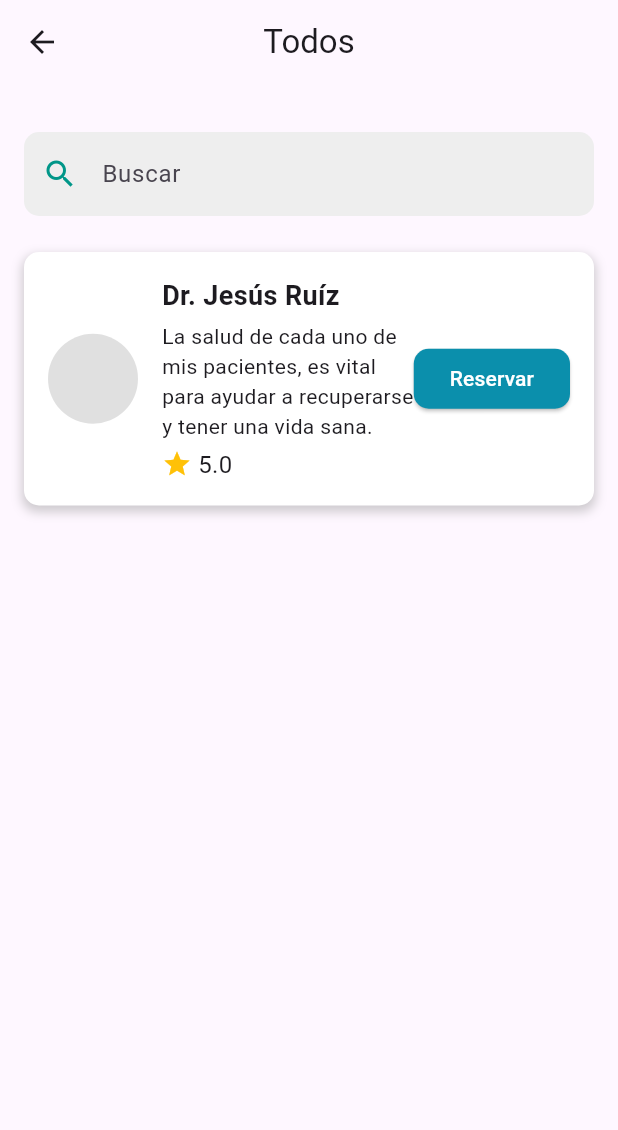
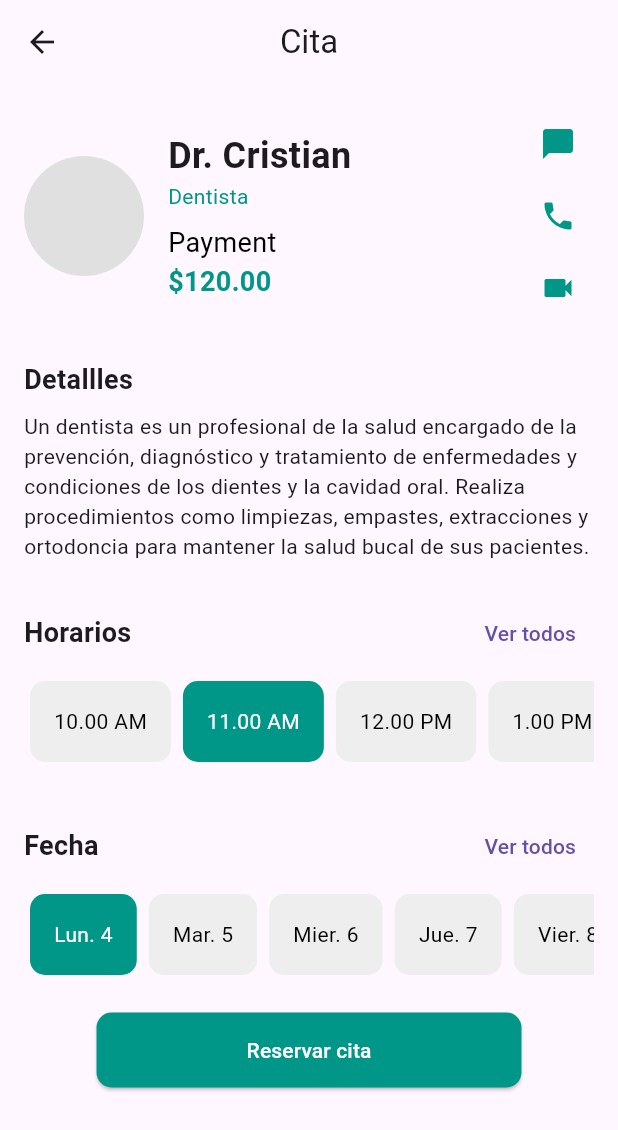
Before and after one commit to Darioantonio20/CITAEXPRESS, a Flutter app: the AllItemsScreen screen opened by its route, after a tap on "Reservar", on a phone screen of 412 x 824 dp. Shown: the top 1130 px of the screen. Run offline on Flutter 3.47's test engine with Material 3 defaults, Android fonts, the phone set to English and light mode, and no system bars; network calls fail.

Commit message:
[ADD] view appointment_details

```diff
--- a/lib/main.dart
+++ b/lib/main.dart
@@ -4,7 +4,8 @@ import 'package:flutter_application_1/src/screens/login.dart';
 import 'package:flutter_application_1/src/screens/register.dart';
 import 'package:flutter_application_1/src/screens/register_service_provider.dart';
 import 'package:flutter_application_1/src/screens/home.dart';
-import 'package:flutter_application_1/src/screens/all_items.dart'; // Importa la nueva pantalla
+import 'package:flutter_application_1/src/screens/appointment_details.dart';
+import 'package:flutter_application_1/src/screens/all_items.dart';
 
 void main() {
   runApp(const MyApp());
@@ -24,7 +25,8 @@ class MyApp extends StatelessWidget {
         '/register': (context) => const RegisterScreen(),
         '/registerServiceProvider': (context) => const RegisterServiceProvider(),
         '/home': (context) => const HomeScreen(),
-        '/allItems': (context) => const AllItemsScreen(), // Define la ruta
+        '/appointment_details': (context) => const AppointmentDetailsScreen(),
+        '/all_items': (context) => const AllItemsScreen(),
       },
     );
   }
--- a/lib/src/screens/all_items.dart
+++ b/lib/src/screens/all_items.dart
@@ -36,6 +36,7 @@ class AllItemsScreen extends StatelessWidget {
                     'Dr. Jesús Ruíz',
                     'La salud de cada uno de mis pacientes, es vital para ayudar a recuperarse y tener una vida sana.',
                     5.0,
+                    context, // Pasa el contexto aquí
                   ),
                   // Puedes agregar más _buildDoctorCard aquí conforme lo necesites
                 ],
@@ -47,7 +48,7 @@ class AllItemsScreen extends StatelessWidget {
     );
   }
 
-  Widget _buildDoctorCard(String name, String description, double rating) {
+  Widget _buildDoctorCard(String name, String description, double rating, BuildContext context) {
     return Container(
       margin: const EdgeInsets.symmetric(vertical: 8.0),
       padding: const EdgeInsets.all(16.0),
@@ -90,14 +91,14 @@ class AllItemsScreen extends StatelessWidget {
           ),
           ElevatedButton(
             onPressed: () {
-              // Acción para el botón Reservar
+              Navigator.pushNamed(context, '/appointment_details');
             },
             child: const Text(
               'Reservar',
               style: TextStyle(color: Colors.white),
-              ),
+            ),
             style: ElevatedButton.styleFrom(
-              backgroundColor: const Color(0xFF0B8FAC),
+              backgroundColor: Color(0xFF0B8FAC),
               shape: RoundedRectangleBorder(
                 borderRadius: BorderRadius.circular(10),
               ),
--- /dev/null
+++ b/lib/src/screens/appointment_details.dart
@@ -0,0 +1,217 @@
+import 'package:flutter/material.dart';
+
+class AppointmentDetailsScreen extends StatefulWidget {
+  const AppointmentDetailsScreen({Key? key}) : super(key: key);
+
+  @override
+  _AppointmentDetailsScreenState createState() => _AppointmentDetailsScreenState();
+}
+
+class _AppointmentDetailsScreenState extends State<AppointmentDetailsScreen> {
+  String selectedTime = '11.00 AM'; // Valor predeterminado seleccionado
+
+  void _selectTime(String time) {
+    setState(() {
+      selectedTime = time;
+    });
+  }
+
+  String selectedDate = 'Lun. 4'; // Valor predeterminado seleccionado
+
+  void _selectDate(String date) {
+    setState(() {
+      selectedDate = date;
+    });
+  }
+
+  @override
+  Widget build(BuildContext context) {
+    return Scaffold(
+      appBar: AppBar(
+        title: const Text('Cita'),
+        centerTitle: true,
+      ),
+      body: Padding(
+        padding: const EdgeInsets.all(16.0),
+        child: Column(
+          crossAxisAlignment: CrossAxisAlignment.start,
+          children: [
+            Row(
+              children: [
+                CircleAvatar(
+                  radius: 40,
+                  backgroundColor: Colors.grey[300], // Placeholder sin imagen
+                ),
+                const SizedBox(width: 16),
+                Column(
+                  crossAxisAlignment: CrossAxisAlignment.start,
+                  children: [
+                    Text(
+                      'Dr. Cristian',
+                      style: TextStyle(fontSize: 24, fontWeight: FontWeight.bold),
+                    ),
+                    Text(
+                      'Dentista',
+                      style: TextStyle(color: Colors.teal),
+                    ),
+                    const SizedBox(height: 8),
+                    Text(
+                      'Payment',
+                      style: TextStyle(fontSize: 18, color: Colors.black),
+                    ),
+                    Text(
+                      '\$120.00',
+                      style: TextStyle(fontSize: 18, fontWeight: FontWeight.bold, color: Colors.teal),
+                    ),
+                  ],
+                ),
+                Spacer(),
+                Column(
+                  children: [
+                    IconButton(
+                      icon: Icon(Icons.chat_bubble, color: Colors.teal),
+                      onPressed: () {},
+                    ),
+                    IconButton(
+                      icon: Icon(Icons.phone, color: Colors.teal),
+                      onPressed: () {},
+                    ),
+                    IconButton(
+                      icon: Icon(Icons.videocam, color: Colors.teal),
+                      onPressed: () {},
+                    ),
+                  ],
+                ),
+              ],
+            ),
+            const SizedBox(height: 24),
+            Text(
+              'Detallles',
+              style: TextStyle(fontSize: 18, fontWeight: FontWeight.bold),
+            ),
+            const SizedBox(height: 8),
+            Text(
+              'Un dentista es un profesional de la salud encargado de la prevención, diagnóstico y tratamiento de enfermedades y condiciones de los dientes y la cavidad oral. Realiza procedimientos como limpiezas, empastes, extracciones y ortodoncia para mantener la salud bucal de sus pacientes. ',
+            ),
+            const SizedBox(height: 24),
+            Row(
+              mainAxisAlignment: MainAxisAlignment.spaceBetween,
+              children: [
+                Text(
+                  'Horarios',
+                  style: TextStyle(fontSize: 18, fontWeight: FontWeight.bold),
+                ),
+                TextButton(
+                  onPressed: () {},
+                  child: Text('Ver todos'),
+                ),
+              ],
+            ),
+            Container(
+              height: 70,
+              child: ListView(
+                scrollDirection: Axis.horizontal,
+                children: [
+                  _buildTimeSlot('10.00 AM'),
+                  _buildTimeSlot('11.00 AM'),
+                  _buildTimeSlot('12.00 PM'),
+                  _buildTimeSlot('1.00 PM'),
+                  _buildTimeSlot('2.00 PM'),
+                ],
+              ),
+            ),
+            const SizedBox(height: 24),
+            Row(
+              mainAxisAlignment: MainAxisAlignment.spaceBetween,
+              children: [
+                Text(
+                  'Fecha',
+                  style: TextStyle(fontSize: 18, fontWeight: FontWeight.bold),
+                ),
+                TextButton(
+                  onPressed: () {},
+                  child: Text('Ver todos'),
+                ),
+              ],
+            ),
+            Container(
+              height: 70,
+              child: ListView(
+                scrollDirection: Axis.horizontal,
+                children: [
+                  _buildDateSlot('Lun. 4'),
+                  _buildDateSlot('Mar. 5'),
+                  _buildDateSlot('Mier. 6'),
+                  _buildDateSlot('Jue. 7'),
+                  _buildDateSlot('Vier. 8'),
+                  _buildDateSlot('Sab. 9'),
+                ],
+              ),
+            ),
+            SizedBox(height: 17),
+            Center(
+              child: ElevatedButton(
+                onPressed: () {
+                  // Acción para el botón Reservar cita
+                },
+                child: const Text(
+                  'Reservar cita',
+                  style: TextStyle(color: Colors.white),
+                ),
+                style: ElevatedButton.styleFrom(
+                  backgroundColor: Colors.teal,
+                  padding: EdgeInsets.symmetric(horizontal: 100, vertical: 15),
+                  shape: RoundedRectangleBorder(
+                    borderRadius: BorderRadius.circular(10),
+                  ),
+                ),
+              ),
+            ),
+          ],
+        ),
+      ),
+    );
+  }
+
+  Widget _buildTimeSlot(String time) {
+    bool isSelected = time == selectedTime;
+    return GestureDetector(
+      onTap: () => _selectTime(time),
+      child: Container(
+        margin: EdgeInsets.symmetric(horizontal: 4.0, vertical: 8.0),
+        padding: EdgeInsets.symmetric(vertical: 12.0, horizontal: 16.0),
+        decoration: BoxDecoration(
+          color: isSelected ? Colors.teal : Colors.grey[200],
+          borderRadius: BorderRadius.circular(10),
+        ),
+        child: Center(
+          child: Text(
+            time,
+            style: TextStyle(color: isSelected ? Colors.white : Colors.black),
+          ),
+        ),
+      ),
+    );
+  }
+
+  Widget _buildDateSlot(String date) {
+    bool isSelected = date == selectedDate;
+    return GestureDetector(
+      onTap: () => _selectDate(date),
+      child: Container(
+        margin: EdgeInsets.symmetric(horizontal: 4.0, vertical: 8.0),
+        padding: EdgeInsets.symmetric(vertical: 12.0, horizontal: 16.0),
+        decoration: BoxDecoration(
+          color: isSelected ? Colors.teal : Colors.grey[200],
+          borderRadius: BorderRadius.circular(10),
+        ),
+        child: Center(
+          child: Text(
+            date,
+            style: TextStyle(color: isSelected ? Colors.white : Colors.black),
+          ),
+        ),
+      ),
+    );
+  }
+}
--- a/lib/src/screens/home.dart
+++ b/lib/src/screens/home.dart
@@ -127,9 +127,12 @@ class HomeScreen extends StatelessWidget {
                   Text('Todos los doctores', style: TextStyle(fontSize: 18, fontWeight: FontWeight.bold)),
                   TextButton(
                     onPressed: () {
-                      Navigator.pushNamed(context, '/allItems'); // Navega a la nueva vista
+                      Navigator.pushNamed(context, '/all_items'); // Navega a la nueva vista
                     },
-                    child: Text('Ver todos'),
+                    child: Text(
+                      'Ver todos',
+                      style: TextStyle(color: Color.fromARGB(255, 23, 162, 236)),
+                      ),
                   ),
                 ],
               ),
```
